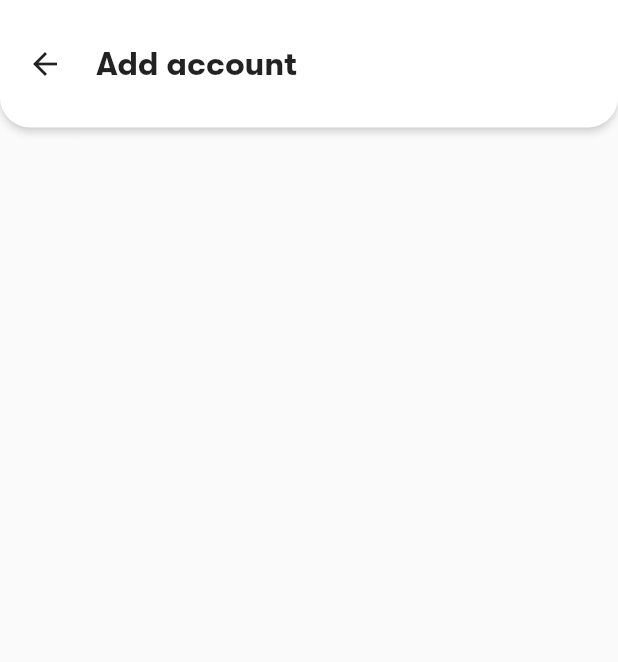
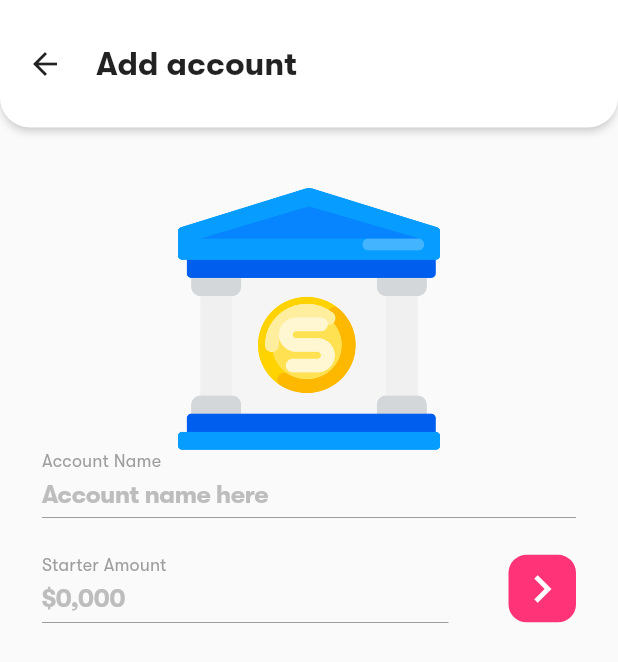
Before and after one commit to fluttertraining/Life-Monitor, a Flutter app: the screen it shows after launch, after a tap on the "keyboard arrow right" icon, on a phone screen of 412 x 824 dp. Shown: the top 662 px of the screen. Run offline on Flutter 3.47's test engine with Material 2 defaults, Android fonts, the phone set to English and light mode, and no system bars; missing offline and left inert: keyboard_visibility.

Commit message:
make custom_form

```diff
--- a/lib/screens/add_bank.dart
+++ b/lib/screens/add_bank.dart
@@ -1,6 +1,9 @@
 import 'package:flutter/material.dart';
 
+import 'package:budget_planner/widgets/custom_textfield.dart';
+import 'package:budget_planner/widgets/custom_form.dart';
 import 'package:budget_planner/widgets/rounded_appbar.dart';
+import 'package:budget_planner/widgets/zoom_in_out_image.dart';
 
 class AddBankScreen extends StatelessWidget {
   @override
@@ -13,6 +16,46 @@ class AddBankScreen extends StatelessWidget {
       body: Column(
         children: <Widget>[
           new _AppBar(),
+          Expanded(
+            child: Container(
+              padding: EdgeInsets.symmetric(horizontal: 28),
+              child: ListView(
+                children: <Widget>[
+                  ZoomInOutImage(
+                    assetName: 'assets/images/bank.png',
+                    height: 175,
+                  ),
+                  new _AddBankForm(),
+                ],
+              ),
+            ),
+          )
+        ],
+      ),
+    );
+  }
+}
+
+class _AddBankForm extends StatelessWidget {
+  const _AddBankForm({
+    Key key,
+  }) : super(key: key);
+
+  @override
+  Widget build(BuildContext context) {
+    return Container(
+      height: 115,
+      child: CustomForm(
+        onPressed: () {},
+        textFields: <Widget>[
+          new CustomTextField(
+            placeholder: 'Account name here',
+            label: 'Account Name',
+          ),
+          new CustomTextField(
+            placeholder: '\$0,000',
+            label: 'Starter Amount',
+          ),
         ],
       ),
     );
@@ -26,7 +69,9 @@ class _AppBar extends StatelessWidget {
 
   @override
   Widget build(BuildContext context) {
-    return RoundedAppBar(
+    return Column(
+      children: <Widget>[
+        RoundedAppBar(
           padding: EdgeInsets.symmetric(horizontal: 6.0),
           height: 85,
           child: Row(
@@ -42,6 +87,8 @@ class _AppBar extends StatelessWidget {
               ),
             ],
           ),
+        ),
+      ],
     );
   }
 }
--- a/lib/screens/login.dart
+++ b/lib/screens/login.dart
@@ -2,6 +2,7 @@ import 'package:flutter/cupertino.dart';
 import 'package:flutter/material.dart';
 
 import 'package:budget_planner/widgets/auth_container.dart';
+import 'package:budget_planner/widgets/custom_form.dart';
 import 'package:budget_planner/widgets/custom_textfield.dart';
 
 class LoginScreen extends StatefulWidget {
@@ -49,39 +50,18 @@ class _LoginForm extends StatelessWidget {
   Widget build(BuildContext context) {
     return SizedBox(
       height: 110,
-      child: Column(
-        mainAxisAlignment: MainAxisAlignment.spaceBetween,
-        children: <Widget>[
+      child: CustomForm(
+        onPressed: onTapSubmit,
+        textFields: <Widget>[
           new CustomTextField(
             placeholder: 'name@domain.com',
             label: 'Email',
           ),
-          Row(
-            children: <Widget>[
-              new CustomTextField(
-                placeholder: '************',
-                label: 'Password',
-                password: true,
-              ),
-              SizedBox(width: 40),
-              GestureDetector(
-                onTap: onTapSubmit,
-                child: Container(
-                  height: 45,
-                  width: 45,
-                  decoration: BoxDecoration(
-                    color: Theme.of(context).primaryColor,
-                    borderRadius: BorderRadius.circular(12.0),
-                  ),
-                  child: Icon(
-                    Icons.keyboard_arrow_right,
-                    color: Colors.white,
-                    size: 36,
-                  ),
-                ),
-              )
-            ],
-          )
+          new CustomTextField(
+            placeholder: '************',
+            label: 'Password',
+            password: true,
+          ),
         ],
       ),
     );
--- a/lib/screens/register.dart
+++ b/lib/screens/register.dart
@@ -1,6 +1,7 @@
 import 'package:flutter/material.dart';
 
 import 'package:budget_planner/widgets/auth_container.dart';
+import 'package:budget_planner/widgets/custom_form.dart';
 import 'package:budget_planner/widgets/custom_textfield.dart';
 
 class RegisterScreen extends StatelessWidget {
@@ -33,6 +34,7 @@ class RegisterScreen extends StatelessWidget {
 }
 
 class _RegisterForm extends StatelessWidget {
+
   const _RegisterForm({
     Key key,
   }) : super(key: key);
@@ -41,9 +43,9 @@ class _RegisterForm extends StatelessWidget {
   Widget build(BuildContext context) {
     return Container(
         height: 200,
-      child: Column(
-        mainAxisAlignment: MainAxisAlignment.spaceBetween,
-        children: <Widget>[
+        child: CustomForm(
+          onPressed: ,
+          textFields: [
             new CustomTextField(
               placeholder: 'Your name',
               label: 'Your name',
@@ -52,31 +54,12 @@ class _RegisterForm extends StatelessWidget {
               placeholder: 'name@domain.com',
               label: 'Email',
             ),
-          Row(
-            children: <Widget>[
             new CustomTextField(
               placeholder: '************',
               label: 'Password',
               password: true,
             ),
-              SizedBox(width: 40),
-              Container(
-                height: 45,
-                width: 45,
-                decoration: BoxDecoration(
-                  color: Theme.of(context).primaryColor,
-                  borderRadius: BorderRadius.circular(12.0),
-                ),
-                child: Icon(
-                  Icons.keyboard_arrow_right,
-                  color: Colors.white,
-                  size: 36,
-                ),
-              ),
           ],
-          )
-        ],
-      ),
-    );
+        ));
   }
 }
--- /dev/null
+++ b/lib/widgets/custom_form.dart
@@ -0,0 +1,45 @@
+import 'package:flutter/material.dart';
+
+class CustomForm extends StatelessWidget {
+  final List<Widget> textFields;
+  final Function onPressed;
+
+  CustomForm({
+    Key key,
+    @required this.textFields,
+    @required this.onPressed,
+  }) : super(key: key);
+
+  @override
+  Widget build(BuildContext context) {
+    final lastTextField = textFields.removeAt(textFields.length - 1);
+
+    return Column(
+      children: <Widget>[
+        for (Widget textField in textFields) textField,
+        Row(
+          children: <Widget>[
+            lastTextField,
+            SizedBox(width: 40),
+            GestureDetector(
+              onTap: this.onPressed,
+              child: Container(
+                height: 45,
+                width: 45,
+                decoration: BoxDecoration(
+                  color: Theme.of(context).primaryColor,
+                  borderRadius: BorderRadius.circular(12.0),
+                ),
+                child: Icon(
+                  Icons.keyboard_arrow_right,
+                  color: Colors.white,
+                  size: 36,
+                ),
+              ),
+            )
+          ],
+        )
+      ],
+    );
+  }
+}
--- a/lib/widgets/zoom_in_out_image.dart
+++ b/lib/widgets/zoom_in_out_image.dart
@@ -2,21 +2,22 @@ import 'package:flutter/cupertino.dart';
 import 'package:keyboard_visibility/keyboard_visibility.dart';
 
 class ZoomInOutImage extends StatefulWidget {
-
   final String assetName;
+  final double height;
+  final double width;
 
   const ZoomInOutImage({
     Key key,
     @required this.assetName,
-  })  : super(key: key);
-
+    this.height,
+    this.width,
+  }) : super(key: key);
 
   @override
   _ZoomInOutImageState createState() => _ZoomInOutImageState();
 }
 
 class _ZoomInOutImageState extends State<ZoomInOutImage> {
-
   bool _isKeyboardOpen = false;
 
   @override
@@ -34,14 +35,32 @@ class _ZoomInOutImageState extends State<ZoomInOutImage> {
 
   @override
   Widget build(BuildContext context) {
+    double _height = 200;
+    double _width = MediaQuery.of(context).size.width;
+
+    if (widget.height != null) {
+      setState(() {
+        _height = widget.height;
+      });
+    }
+
+    if (widget.width != null) {
+      setState(() {
+        _width = widget.width;
+      });
+    }
+
     return AnimatedContainer(
       curve: Curves.easeInOutExpo,
       duration: Duration(milliseconds: 500),
       alignment: _isKeyboardOpen ? Alignment.centerLeft : Alignment.center,
       margin: EdgeInsets.only(top: _isKeyboardOpen ? 75 : 40),
-      height: _isKeyboardOpen ? 75 : 200,
-      width: _isKeyboardOpen ? MediaQuery.of(context).size.width : 100,
-      child: Image.asset(widget.assetName),
+      height: _isKeyboardOpen ? 75 : _height,
+      width: _isKeyboardOpen ? _width : 100,
+      child: Image.asset(
+        widget.assetName,
+        filterQuality: FilterQuality.high,
+      ),
     );
   }
 }
```
Also changed, not shown: assets/images/bank.png (added). Lines whose indentation alone changed are shown as unchanged.
